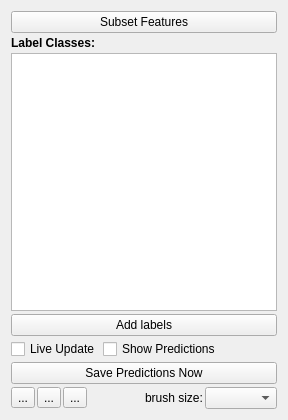
The window that ilastik/applets/objectClassification/labelingDrawer.ui (ilastik/ilastik) describes before a commit, drawn with Qt 5.
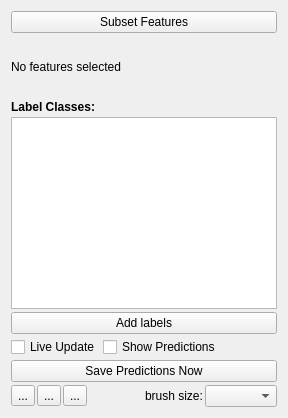
The same window after the commit. Custom widgets are drawn as their Qt base class.

Commit message: display the number of selected features, select all features correctly by default, first attempt at changing the pmap colors

What changed in the file:
```diff
--- a/ilastik/applets/objectClassification/labelingDrawer.ui
+++ b/ilastik/applets/objectClassification/labelingDrawer.ui
@@ -7,7 +7,7 @@
     <x>0</x>
     <y>0</y>
     <width>288</width>
-    <height>420</height>
+    <height>418</height>
    </rect>
   </property>
   <property name="sizePolicy">
@@ -48,6 +48,13 @@
        </item>
       </layout>
      </item>
+     <item>
+      <widget class="QLabel" name="featuresSubset">
+       <property name="text">
+        <string>No features selected</string>
+       </property>
+      </widget>
+     </item>
      <item>
       <widget class="QLabel" name="label">
        <property name="sizePolicy">
```
The commit also changes 3 other files.
